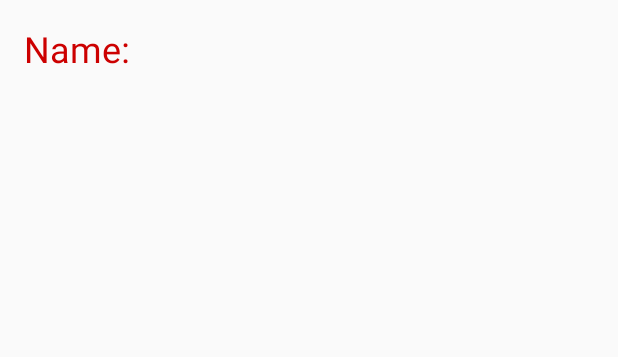
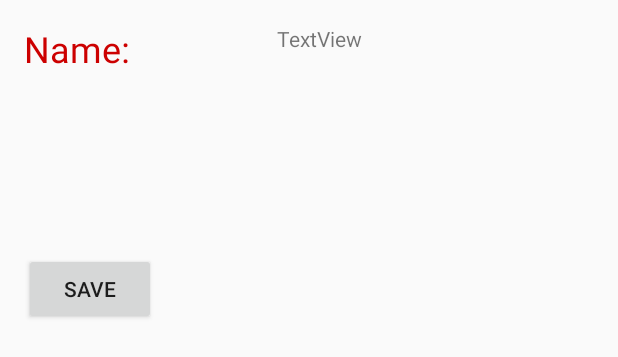
Before and after one commit to GitHubProjeler/TryToCatch, an Android app: the layout activity_score_list.xml on its own in the app's theme, with its tools: preview values and no code run, on a phone screen of 412 x 824 dp. Shown: the top 357 px of the screen. Run offline under Robolectric (Android 15) with nearby library versions, the phone set to English and light mode, and no system bars.

Commit message:
update code. finish execute

```diff
--- a/app/src/main/res/layout/activity_score_list.xml
+++ b/app/src/main/res/layout/activity_score_list.xml
@@ -17,4 +17,23 @@
         android:textSize="24sp"
         app:layout_constraintStart_toStartOf="parent"
         app:layout_constraintTop_toTopOf="parent" />
+
+    <TextView
+        android:id="@+id/scoretextView"
+        android:layout_width="119dp"
+        android:layout_height="28dp"
+        android:layout_marginStart="92dp"
+        android:text="TextView"
+        app:layout_constraintStart_toEndOf="@+id/nametextViewScore"
+        app:layout_constraintTop_toTopOf="@+id/nametextViewScore" />
+
+    <Button
+        android:id="@+id/btnSave"
+        android:layout_width="wrap_content"
+        android:layout_height="wrap_content"
+        android:layout_marginTop="120dp"
+        android:onClick="save"
+        android:text="Save"
+        app:layout_constraintStart_toStartOf="@+id/nametextViewScore"
+        app:layout_constraintTop_toBottomOf="@+id/nametextViewScore" />
 </android.support.constraint.ConstraintLayout>
```
Also changed, not shown: app/src/main/java/com/trkaynak/trytocatch/GameActivity.kt (+6 -39 lines), app/src/main/java/com/trkaynak/trytocatch/ScoreListActivity.kt (+47 -1 lines).
